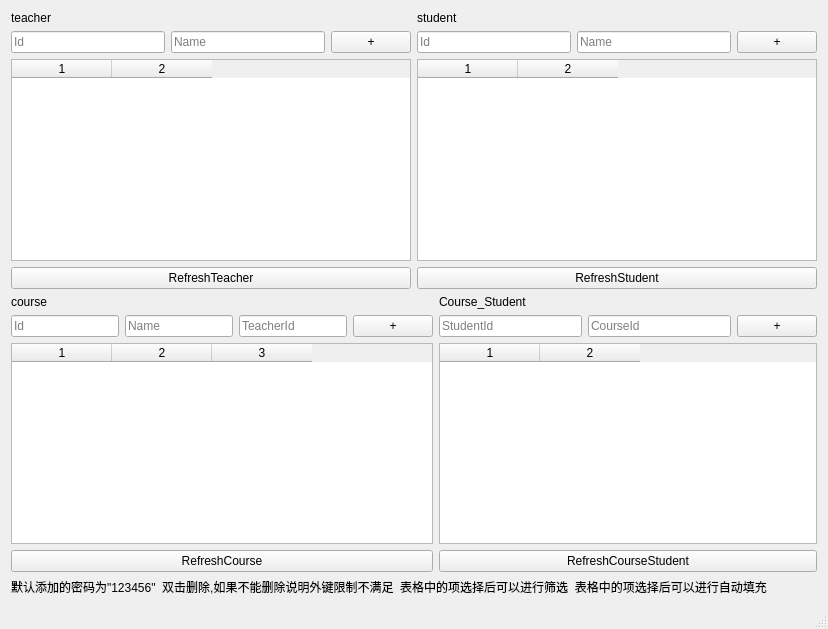
BeanLiu1994/Su6missi0nSys, file adminui.ui: the form before one commit.
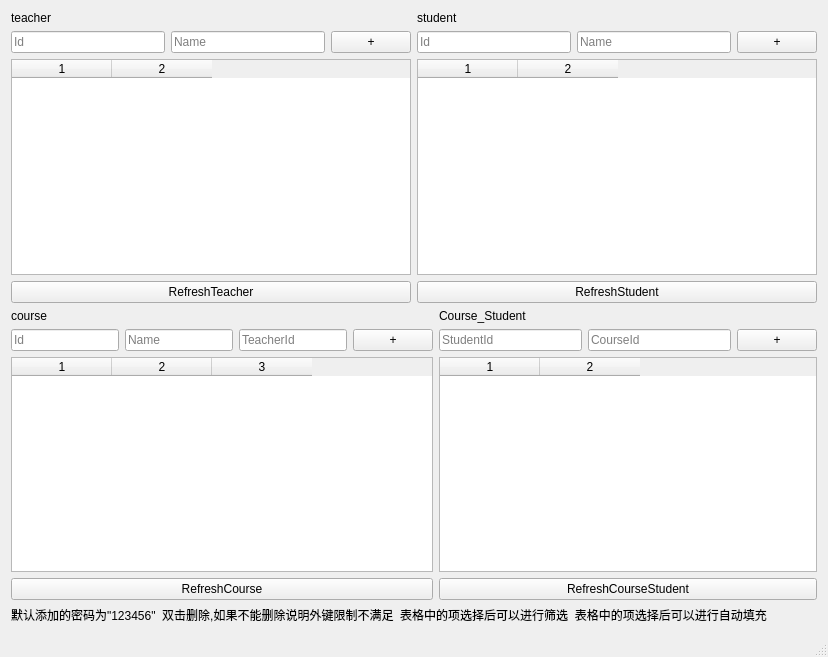
The form after the commit.

Patch:
```diff
--- a/adminui.ui
+++ b/adminui.ui
@@ -7,7 +7,7 @@
     <x>0</x>
     <y>0</y>
     <width>828</width>
-    <height>629</height>
+    <height>657</height>
    </rect>
   </property>
   <property name="windowTitle">
```
